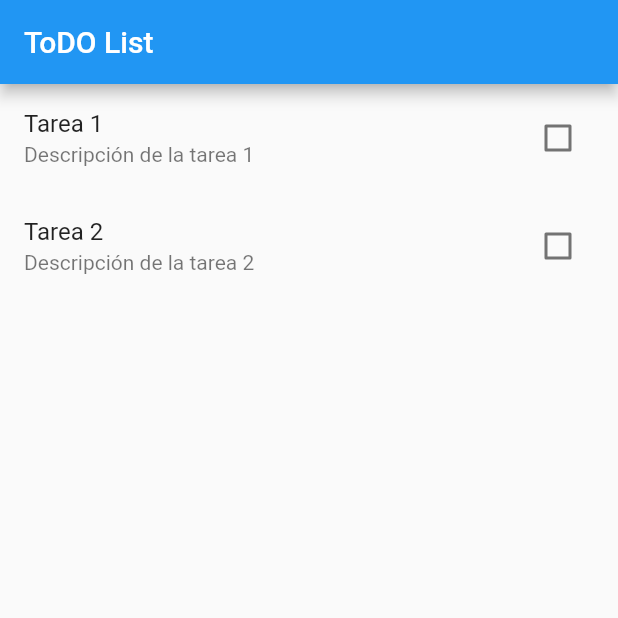
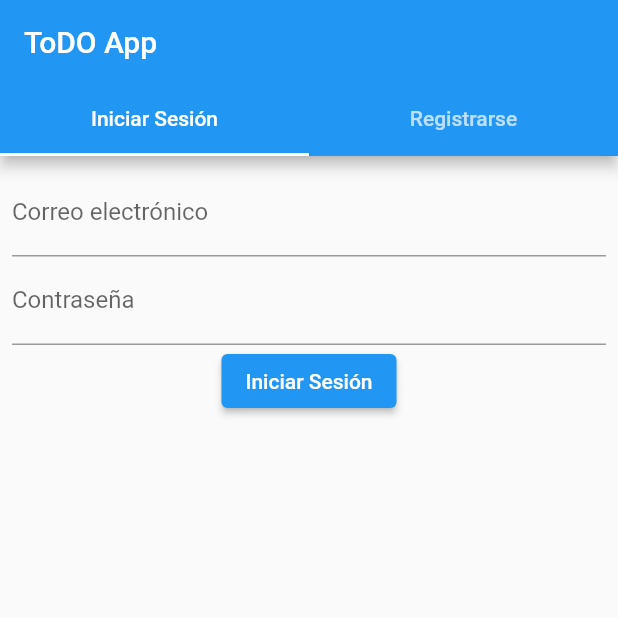
Before and after one commit to juanprendon2603/toDo, a Flutter app: the screen it shows after launch, on a phone screen of 412 x 824 dp, the top half of it. Run offline on Flutter 3.47's test engine with Material 2 defaults, Android fonts, the phone set to English and light mode, and no system bars; our stand-ins replace firebase_auth, firebase_core; accounts and stored records are empty.

Commit message:
login y registro con provider como manejador de estados

```diff
--- a/lib/main.dart
+++ b/lib/main.dart
@@ -1,6 +1,8 @@
 import 'package:flutter/material.dart';
 import 'package:firebase_core/firebase_core.dart';
-import 'package:to_do/screens/task_list_screen.dart';
+import 'package:provider/provider.dart';
+import 'package:to_do/providers/authentication_provider.dart';
+import 'package:to_do/screens/authentication/login.dart';
 
 import 'firebase_options.dart';
 
@@ -9,7 +11,12 @@ void main() async {
   await Firebase.initializeApp(
     options: DefaultFirebaseOptions.currentPlatform,
   );
-  runApp(const MyApp());
+  runApp(MultiProvider(
+    providers: [
+      ChangeNotifierProvider(create: (_) => AuthenticationProvider()),
+    ],
+    child: const MyApp(),
+  ));
 }
 
 class MyApp extends StatelessWidget {
@@ -22,7 +29,7 @@ class MyApp extends StatelessWidget {
       theme: ThemeData(
         primarySwatch: Colors.blue,
       ),
-      home: const TaskListScreen(),
+      home: AuthenticationScreen(),
     );
   }
 }
--- /dev/null
+++ b/lib/providers/authentication_provider.dart
@@ -0,0 +1,15 @@
+import 'package:flutter/material.dart';
+
+class AuthenticationProvider with ChangeNotifier {
+  final TextEditingController _emailControllerL = TextEditingController();
+  TextEditingController get emailControllerL => _emailControllerL;
+
+  final TextEditingController _passwordControllerL = TextEditingController();
+  TextEditingController get passwordControllerL => _passwordControllerL;
+
+  final TextEditingController _emailControllerS = TextEditingController();
+  TextEditingController get emailControllerS => _emailControllerS;
+
+  final TextEditingController _passwordControllerS = TextEditingController();
+  TextEditingController get passwordControllerS => _passwordControllerS;
+}
--- /dev/null
+++ b/lib/screens/authentication/login.dart
@@ -0,0 +1,34 @@
+import 'package:flutter/material.dart';
+import 'package:to_do/screens/authentication/sign_up_tab.dart';
+import '../../services/auth_service.dart';
+import 'login_tab.dart'; // Asegúrate de ajustar según la ubicación real de tus archivos
+
+class AuthenticationScreen extends StatelessWidget {
+  final AuthService _authService = AuthService();
+
+  AuthenticationScreen({super.key});
+
+  @override
+  Widget build(BuildContext context) {
+    return DefaultTabController(
+      length: 2,
+      child: Scaffold(
+        appBar: AppBar(
+          title: const Text('ToDO App'),
+          bottom: const TabBar(
+            tabs: [
+              Tab(text: 'Iniciar Sesión'),
+              Tab(text: 'Registrarse'),
+            ],
+          ),
+        ),
+        body: TabBarView(
+          children: [
+            LoginTab(authService: _authService),
+            SignUpTab(authService: _authService),
+          ],
+        ),
+      ),
+    );
+  }
+}
--- /dev/null
+++ b/lib/screens/authentication/login_tab.dart
@@ -0,0 +1,51 @@
+import 'package:flutter/material.dart';
+import 'package:provider/provider.dart';
+import 'package:to_do/providers/authentication_provider.dart';
+import '../../services/auth_service.dart';
+import '../task_list_screen.dart';
+
+class LoginTab extends StatelessWidget {
+  final AuthService authService;
+
+  const LoginTab({super.key, required this.authService});
+
+  @override
+  Widget build(BuildContext context) {
+    var provider = context.watch<AuthenticationProvider>();
+
+    return Padding(
+      padding: const EdgeInsets.all(8.0),
+      child: Column(
+        children: [
+          TextField(
+            controller: provider.emailControllerL,
+            decoration: const InputDecoration(labelText: 'Correo electrónico'),
+          ),
+          TextField(
+            controller: provider.passwordControllerL,
+            decoration: const InputDecoration(labelText: 'Contraseña'),
+            obscureText: true,
+          ),
+          ElevatedButton(
+            onPressed: () async {
+              try {
+                await authService.signIn(
+                  email: provider.emailControllerL.text.trim(),
+                  password: provider.passwordControllerL.text.trim(),
+                );
+
+                Navigator.pushReplacement(
+                  context,
+                  MaterialPageRoute(
+                    builder: (context) => const TaskListScreen(),
+                  ),
+                );
+              } catch (e) {}
+            },
+            child: const Text('Iniciar Sesión'),
+          ),
+        ],
+      ),
+    );
+  }
+}
--- /dev/null
+++ b/lib/services/auth_service.dart
@@ -0,0 +1,36 @@
+import 'package:firebase_auth/firebase_auth.dart';
+import 'package:flutter/cupertino.dart';
+
+class AuthService with ChangeNotifier {
+  // Extiende ChangeNotifier
+  final FirebaseAuth _auth = FirebaseAuth.instance;
+
+  User? _user;
+
+  Stream<User?> get authStateChanges => _auth.authStateChanges();
+
+  User? get user => _user;
+
+  Future<void> signUp({required String email, required String password}) async {
+    try {
+      await _auth.createUserWithEmailAndPassword(
+          email: email, password: password);
+    } catch (e) {
+      print("Error al registrarse: $e");
+      throw e;
+    }
+  }
+
+  Future<void> signIn({required String email, required String password}) async {
+    try {
+      await _auth.signInWithEmailAndPassword(email: email, password: password);
+    } catch (e) {
+      print("Error al iniciar sesión: $e");
+      throw e;
+    }
+  }
+
+  Future<void> signOut() async {
+    await _auth.signOut();
+  }
+}
--- a/pubspec.yaml
+++ b/pubspec.yaml
@@ -33,6 +33,8 @@ dependencies:
   firebase_core: ^2.24.2
   firebase_auth: ^4.16.0
   cloud_firestore: ^4.14.0
+  provider: ^5.0.0
+
 
 
   # The following adds the Cupertino Icons font to your application.
```
Also changed, not shown: lib/screens/authentication/sign_up_tab.dart (added, +53 -0 lines), pubspec.lock, 2 other files.
